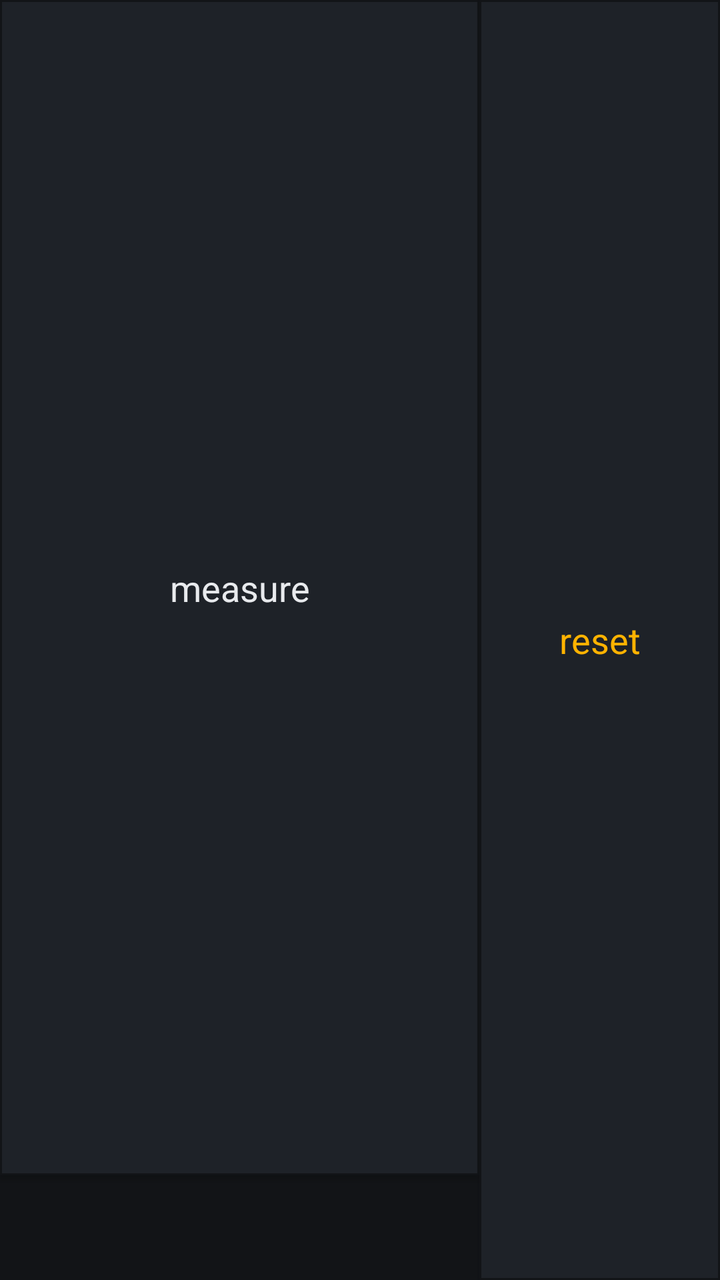
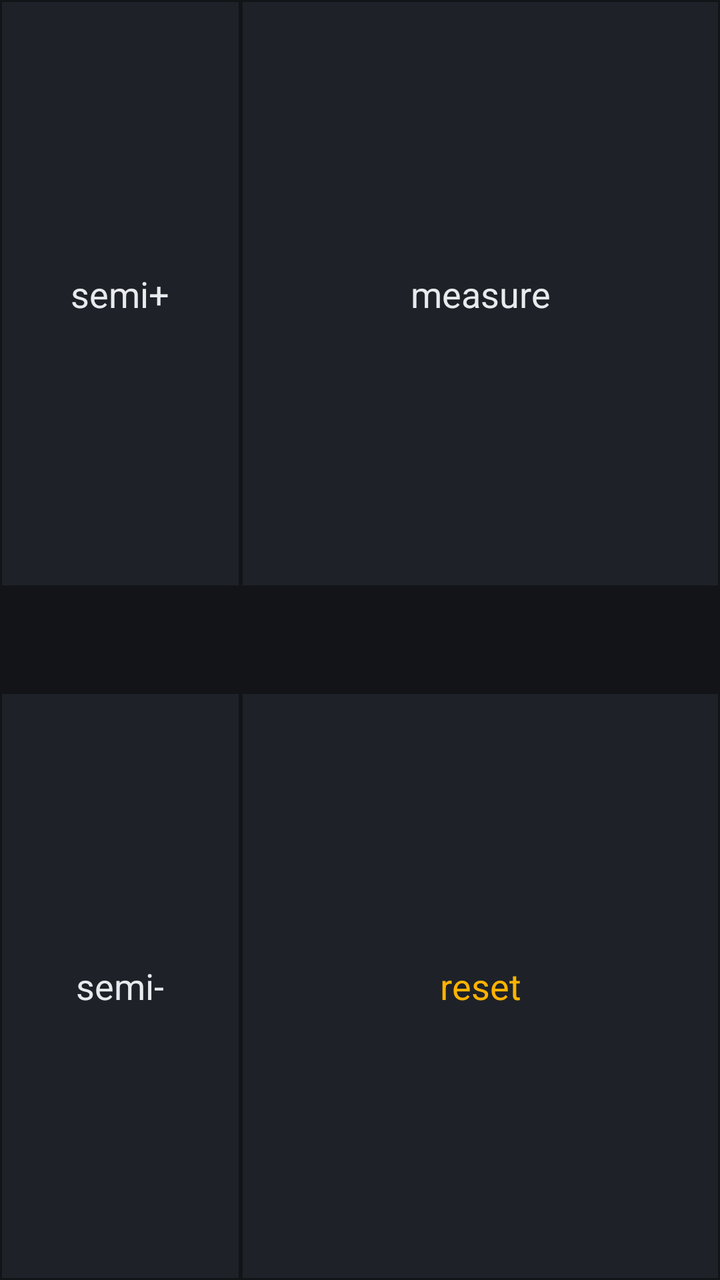

Before-and-after screenshots of an Android layout around one commit, followed by the original layout XML and the change that was made.
<!-- AndroidManifest.xml: application theme Tuner -->
<!-- res/layout/mixture_buttons.xml -->
<?xml version="1.0" encoding="utf-8"?>
<LinearLayout xmlns:android="http://schemas.android.com/apk/res/android"
    android:orientation="horizontal"
    android:layout_width="fill_parent"
    android:layout_height="fill_parent">
    <LinearLayout
	android:layout_width="1dp"
	android:layout_height="fill_parent"
	android:layout_weight="2"
	android:orientation="vertical">
	<Button android:id="@+id/mixture_measure"
	    style="@style/Tuner.Button.Panel"
	    android:layout_width="fill_parent"
	    android:layout_height="1dp"
	    android:layout_weight="1"
	    android:text="@string/measure"
	    android:onClick="mixture_measure" />
	<TextView android:id="@+id/mixture_display"
	    style="@style/Tuner.Readout"
	    android:layout_width="fill_parent"
	    android:layout_height="wrap_content" />
	<TextView android:id="@+id/mixture_status"
	    style="@style/Tuner.Caption"
	    android:layout_width="fill_parent"
	    android:layout_height="wrap_content"
	    android:paddingBottom="4dp" />
    </LinearLayout>
    <Button
	style="@style/Tuner.Button.Panel"
	android:layout_width="1dp"
	android:layout_height="fill_parent"
	android:layout_weight="1"
	android:text="@string/reset"
	android:textColor="@color/warn"
	android:onClick="mixture_reset" />
</LinearLayout>
<!-- resources referenced by this layout -->
<resources>
  <color name="warn">#FFB300</color>
  <string name="measure">measure</string>
  <string name="reset">reset</string>
  <style name="Tuner.Button.Panel">
  		<item name="android:textAppearance">?android:attr/textAppearanceMedium</item>
  		<item name="android:maxLines">1</item>
  		<item name="android:paddingLeft">4dp</item>
  		<item name="android:paddingRight">4dp</item>
  		<item name="android:autoSizeTextType">uniform</item>
  		<item name="android:autoSizeMinTextSize">10sp</item>
  		<item name="android:autoSizeMaxTextSize">18sp</item>
  	</style>
  <style name="Tuner.Caption">
  		<item name="android:textAppearance">?android:attr/textAppearanceSmall</item>
  		<item name="android:textColor">@color/text_muted</item>
  		<item name="android:gravity">center</item>
  		<item name="android:maxLines">1</item>
  		<item name="android:autoSizeTextType">uniform</item>
  		<item name="android:autoSizeMinTextSize">9sp</item>
  		<item name="android:autoSizeMaxTextSize">14sp</item>
  	</style>
  <style name="Tuner.Readout">
  		<item name="android:textAppearance">?android:attr/textAppearanceLarge</item>
  		<item name="android:textColor">@color/text</item>
  		<item name="android:fontFamily">monospace</item>
  		<item name="android:textStyle">bold</item>
  		<item name="android:gravity">center</item>
  		<item name="android:maxLines">1</item>
  		<item name="android:autoSizeTextType">uniform</item>
  		<item name="android:autoSizeMinTextSize">11sp</item>
  		<item name="android:autoSizeMaxTextSize">24sp</item>
  	</style>
  <color name="text_muted">#9AA0A6</color>
  <color name="text">#E8EAED</color>
  <color name="bg">#121417</color>
  <color name="surface">#1E2228</color>
  <color name="accent">#4C8DFF</color>
  <style name="Tuner.Button" parent="@android:style/Widget.Material.Button">
  		<item name="android:textColor">@color/text</item>
  		<item name="android:textAllCaps">false</item>
  		<item name="android:background">@drawable/mode_button</item>
  	</style>
  <!-- drawable mode_button (drawable) -->
  <?xml version="1.0" encoding="utf-8"?>
  <selector xmlns:android="http://schemas.android.com/apk/res/android">
  <item android:state_pressed="true" android:drawable="@drawable/mb_pressed" />
  
  <item android:state_selected="true" android:drawable="@drawable/mb_selected" />
  <item android:drawable="@drawable/mb_normal" />
  </selector>
  <!-- drawable mb_pressed (drawable) -->
  <?xml version="1.0" encoding="utf-8"?>
  <shape xmlns:android="http://schemas.android.com/apk/res/android"
      android:shape="rectangle">
      <solid android:color="@color/surface_pressed" />
      <stroke android:width="1dp" android:color="@color/accent" />
  </shape>
  <!-- drawable mb_selected (drawable) -->
  <?xml version="1.0" encoding="utf-8"?>
  <shape xmlns:android="http://schemas.android.com/apk/res/android"
      android:shape="rectangle">
      <solid android:color="@color/surface_pressed" />
      <stroke android:width="2dp" android:color="@color/accent" />
  </shape>
  <!-- drawable mb_normal (drawable) -->
  <?xml version="1.0" encoding="utf-8"?>
  <shape xmlns:android="http://schemas.android.com/apk/res/android"
      android:shape="rectangle">
      <solid android:color="@color/surface" />
      <stroke android:width="1dp" android:color="@color/bg" />
  </shape>
  <color name="surface_pressed">#2A3140</color>
  <!-- unchanged entries left out for length: 1 -->
</resources>

<!-- the commit's change to res/layout/mixture_buttons.xml (unified diff, before → after) -->
@@ -1,36 +1,56 @@
 <?xml version="1.0" encoding="utf-8"?>
 <LinearLayout xmlns:android="http://schemas.android.com/apk/res/android"
-    android:orientation="horizontal"
+    android:orientation="vertical"
     android:layout_width="fill_parent"
     android:layout_height="fill_parent">
     <LinearLayout
-	android:layout_width="1dp"
-	android:layout_height="fill_parent"
-	android:layout_weight="2"
-	android:orientation="vertical">
+	android:layout_width="fill_parent"
+	android:layout_height="1dp"
+	android:layout_weight="1"
+	android:orientation="horizontal">
+	<Button android:id="@+id/mixture_semi_plus"
+	    style="@style/Tuner.Button.Panel"
+	    android:layout_width="1dp"
+	    android:layout_height="fill_parent"
+	    android:layout_weight="1"
+	    android:text="@string/semi_plus"
+	    android:onClick="mixture_semi_incr" />
 	<Button android:id="@+id/mixture_measure"
 	    style="@style/Tuner.Button.Panel"
-	    android:layout_width="fill_parent"
-	    android:layout_height="1dp"
-	    android:layout_weight="1"
+	    android:layout_width="1dp"
+	    android:layout_height="fill_parent"
+	    android:layout_weight="2"
 	    android:text="@string/measure"
 	    android:onClick="mixture_measure" />
-	<TextView android:id="@+id/mixture_display"
-	    style="@style/Tuner.Readout"
-	    android:layout_width="fill_parent"
-	    android:layout_height="wrap_content" />
-	<TextView android:id="@+id/mixture_status"
-	    style="@style/Tuner.Caption"
-	    android:layout_width="fill_parent"
-	    android:layout_height="wrap_content"
-	    android:paddingBottom="4dp" />
     </LinearLayout>
-    <Button
-	style="@style/Tuner.Button.Panel"
-	android:layout_width="1dp"
-	android:layout_height="fill_parent"
+    <TextView android:id="@+id/mixture_display"
+	style="@style/Tuner.Readout"
+	android:layout_width="fill_parent"
+	android:layout_height="wrap_content" />
+    <TextView android:id="@+id/mixture_status"
+	style="@style/Tuner.Caption"
+	android:layout_width="fill_parent"
+	android:layout_height="wrap_content"
+	android:paddingBottom="4dp" />
+    <LinearLayout
+	android:layout_width="fill_parent"
+	android:layout_height="1dp"
 	android:layout_weight="1"
-	android:text="@string/reset"
-	android:textColor="@color/warn"
-	android:onClick="mixture_reset" />
+	android:orientation="horizontal">
+	<Button android:id="@+id/mixture_semi_minus"
+	    style="@style/Tuner.Button.Panel"
+	    android:layout_width="1dp"
+	    android:layout_height="fill_parent"
+	    android:layout_weight="1"
+	    android:text="@string/semi_minus"
+	    android:onClick="mixture_semi_decr" />
+	<Button android:id="@+id/mixture_reset"
+	    style="@style/Tuner.Button.Panel"
+	    android:layout_width="1dp"
+	    android:layout_height="fill_parent"
+	    android:layout_weight="2"
+	    android:text="@string/reset"
+	    android:textColor="@color/warn"
+	    android:onClick="mixture_reset" />
+    </LinearLayout>
 </LinearLayout>
<!-- resource entries referenced after the edit -->
@@ -3,6 +3,8 @@
   <color name="warn">#FFB300</color>
   <string name="measure">measure</string>
   <string name="reset">reset</string>
+  <string name="semi_minus">semi-</string>
+  <string name="semi_plus">semi+</string>
   <style name="Tuner.Button.Panel">
   		<item name="android:textAppearance">?android:attr/textAppearanceMedium</item>
   		<item name="android:maxLines">1</item>
